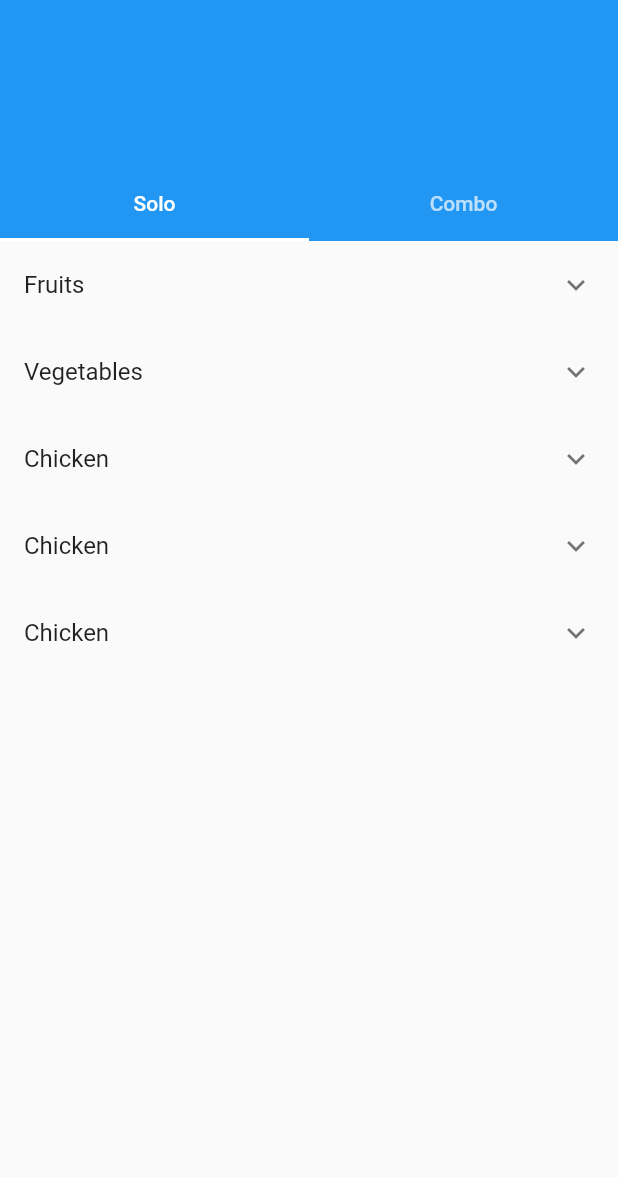
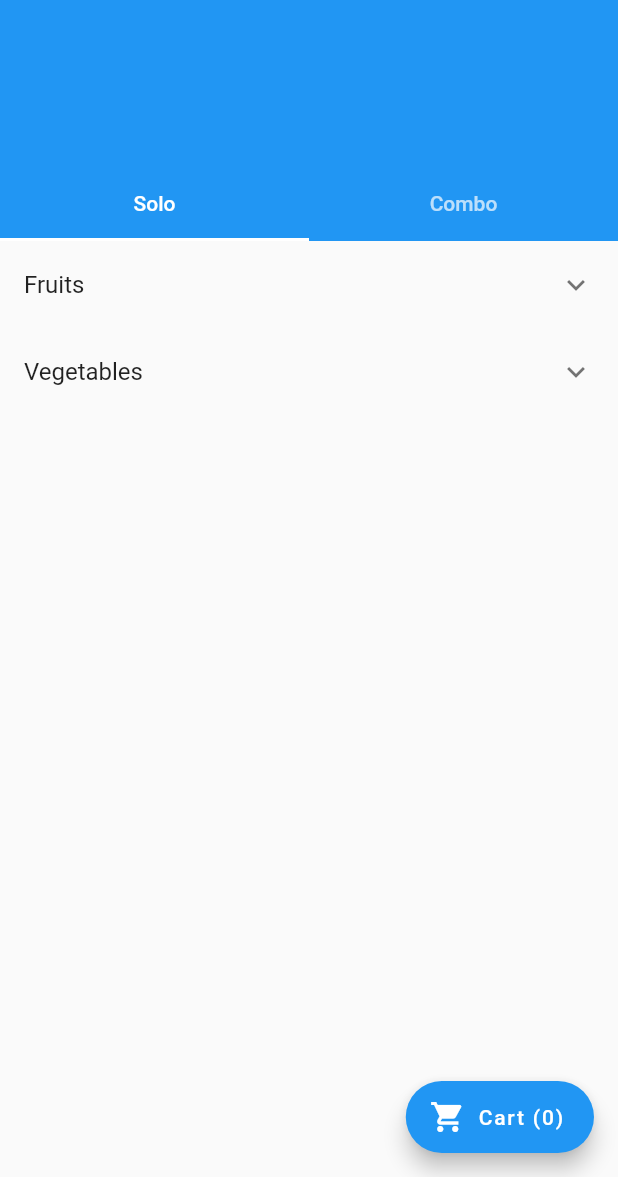
Before and after one commit to Farazkhan23/e-commerceDesignLayout, a Flutter app: the screen it shows after launch, on a phone screen of 412 x 824 dp, the part 59-1236 px from its top. Run offline on Flutter 3.47's test engine with Material 2 defaults, Android fonts, the phone set to English and light mode, and no system bars.

Commit message:
Added cart option without checking items

```diff
--- /dev/null
+++ b/lib/Models/CartModel.dart
@@ -0,0 +1,8 @@
+import 'package:flutter/material.dart';
+
+class CartModel{
+  String itemName,itemID;
+  double price;
+
+  CartModel({@required this.itemID,@required this.itemName,@required this.price});
+}
--- /dev/null
+++ b/lib/Models/SoloModel.dart
@@ -0,0 +1,7 @@
+class SoloModel{
+
+  String categoryName;
+  List<dynamic> itemList;
+
+  SoloModel({this.categoryName,this.itemList});
+}
--- a/lib/Solo.dart
+++ b/lib/Solo.dart
@@ -1,71 +1,52 @@
+import 'package:app_layout/Models/CartModel.dart';
+import 'package:app_layout/Models/SoloModel.dart';
 import 'package:flutter/material.dart';
 
 class Solo extends StatefulWidget {
+  final Function onClick;
+  Solo({this.onClick});
   @override
   _SoloState createState() => _SoloState();
 }
 
 class _SoloState extends State<Solo> {
-  // TODO: Make a model and try to build the list lazily
-  List<Map<dynamic, dynamic>> soloItemList = [
-    {
-      'CategoryName': "Fruits",
-      'ItemList': [
-        {"ItemName": "Apple", "Price": 50},
-        {"ItemName": "Banana", "Price": 120},
-        {"ItemName": "Mango", "Price": 10},
-      ]
-    },
-    {
-      'CategoryName': "Vegetables",
-      'ItemList': [
-        {"ItemName": "Spinach", "Price": 50},
-        {"ItemName": "Tomato", "Price": 120},
-        {"ItemName": "Potato", "Price": 10},
-      ]
-    },
-    {
-      'CategoryName': "Chicken",
-      'ItemList': [
-        {"ItemName": "Tandoori", "Price": 50},
-        {"ItemName": "Hydrabadi", "Price": 120},
-      ]
-    },
-    {
-      'CategoryName': "Chicken",
-      'ItemList': [
-        {"ItemName": "Tandoori", "Price": 50},
-        {"ItemName": "Hydrabadi", "Price": 120},
-      ]
-    },
-    {
-      'CategoryName': "Chicken",
-      'ItemList': [
-        {"ItemName": "Tandoori", "Price": 50},
-        {"ItemName": "Hydrabadi", "Price": 120},
-      ]
-    }
+  List<SoloModel> soloItemList = [
+    SoloModel(categoryName: "Fruits", itemList: [
+      {"ItemName": "Apple", "Price": 50.0,'itemID': "1254",},
+      {"ItemName": "Banana", "Price": 120.0,'itemID': "12544",},
+      {"ItemName": "Mango", "Price": 10.0,'itemID': "1254242",},
+    ]),
+    SoloModel(categoryName: "Vegetables", itemList: [
+      {"ItemName": "Bringal", "Price": 50.0,'itemID': "125412414",},
+      {"ItemName": "Potato", "Price": 120.0,'itemID': "125441",},
+      {"ItemName": "Tomato", "Price": 10.0,'itemID': "14",},
+    ]),
   ];
 
-  List<Widget> getItems(List itemList) {
-    List<Widget> items = [];
+  List<Widget> getItems(SoloModel item) {
+    List<Widget> itemsWidget = [];
 
-    for (var item in itemList) {
-      items.add(Container(
-          margin: EdgeInsets.symmetric(horizontal: 16),
-          child: ListTile(
-            title: Text(item['ItemName']),
-            trailing: Text('${item['Price']}'),
-          )));
+    for (var items in item.itemList) {
+      itemsWidget.add(GestureDetector(
+        onTap: () {
+          widget.onClick(CartModel(itemID: items['itemID'], itemName: items['ItemName'], price: items['Price']));
+        },
+        child: Container(
+            margin: EdgeInsets.symmetric(horizontal: 16),
+            child: ListTile(
+              title: Text(items['ItemName']),
+              trailing: Text('${items['Price']}'),
+            )),
+      ));
     }
-    return items;
+    return itemsWidget;
   }
 
   Widget getList(context, index) {
-    var currentCategory = soloItemList[index];
+    SoloModel currentCategory = soloItemList[index];
     return ExpansionTile(
-        title: Text(currentCategory['CategoryName']),
-        children: getItems(currentCategory['ItemList']));
+        title: Text(currentCategory.categoryName),
+        children: getItems(currentCategory));
   }
 
   @override
--- a/lib/main.dart
+++ b/lib/main.dart
@@ -1,4 +1,6 @@
+import 'package:app_layout/Cart.dart';
 import 'package:app_layout/Combo.dart';
+import 'package:app_layout/Models/CartModel.dart';
 import 'package:app_layout/Solo.dart';
 import 'package:flutter/material.dart';
 
@@ -25,6 +27,14 @@ class MyHomePage extends StatefulWidget {
 
 class _MyHomePageState extends State<MyHomePage> with TickerProviderStateMixin {
   TabController _controller;
+  List<CartModel> cart = [];
+  GlobalKey<ScaffoldState> _scaffoldKey = GlobalKey<ScaffoldState>();
+
+  getClickedItem(CartModel newItem) {
+    setState(() {
+      cart.add(newItem);
+    });
+  }
 
   @override
   void initState() {
@@ -35,6 +45,16 @@ class _MyHomePageState extends State<MyHomePage> with TickerProviderStateMixin {
   @override
   Widget build(BuildContext context) {
     return Scaffold(
+        key: _scaffoldKey,
+        floatingActionButton: FloatingActionButton.extended(
+          onPressed: () {
+            Navigator.push(context, MaterialPageRoute(builder: (context) {
+              return Cart(cartItems: cart);
+            }));
+          },
+          label: Text("Cart (${cart.length})"),
+          icon: Icon(Icons.shopping_cart),
+        ),
         body: CustomScrollView(slivers: <Widget>[
           SliverAppBar(
             elevation: 5,
@@ -60,8 +80,12 @@ class _MyHomePageState extends State<MyHomePage> with TickerProviderStateMixin {
               child: TabBarView(
                 controller: _controller,
                 children: <Widget>[
-              Solo(),
-              Combo()
+                  Solo(
+                    onClick: getClickedItem,
+                  ),
+                  Combo(
+                    onClick: getClickedItem,
+                  )
                 ],
               ),
             ),
```
Also changed, not shown: lib/Cart.dart (added, +70 -0 lines), lib/Combo.dart (+17 -24 lines), lib/Models/ComboModel.dart (added, +8 -0 lines). Lines whose indentation alone changed are shown as unchanged.
